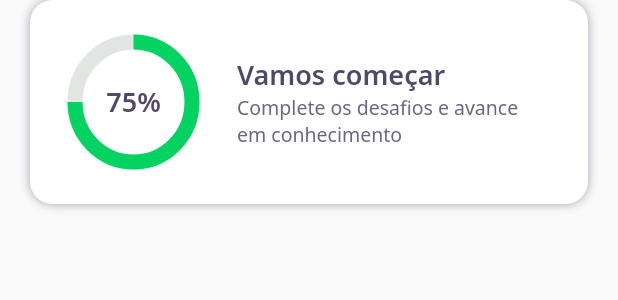
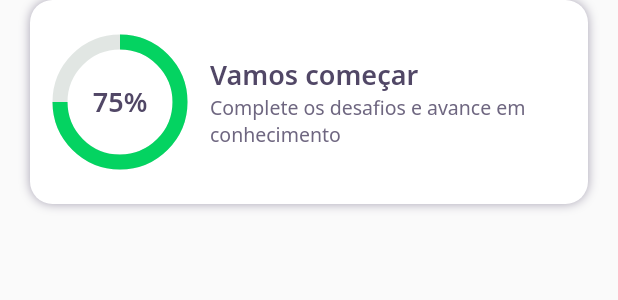
Before and after one commit to wrparra/NLW5_Flutter, a Flutter app: the ScoreCardWidget widget shown alone on an empty page, opened directly, on a phone screen of 412 x 824 dp. Shown: the top 300 px of the screen. Run offline on Flutter 3.47's test engine with Material 2 defaults, Android fonts, the phone set to English and light mode, and no system bars; our stand-ins replace google_fonts.

Commit message:
[UPDATE] Ajustes no chart

```diff
--- a/DevQuiz/lib/home/widgets/chart/chart_widget.dart
+++ b/DevQuiz/lib/home/widgets/chart/chart_widget.dart
@@ -14,6 +14,10 @@ class ChartWidget extends StatelessWidget {
             child: Container(
               width: 80,
               height: 80,
+              constraints: BoxConstraints(
+                maxWidth: 80,
+                maxHeight: 80,
+              ),
               child: CircularProgressIndicator(
                 strokeWidth: 10,
                 value: .75,
--- a/DevQuiz/lib/home/widgets/score_card/score_card_widget.dart
+++ b/DevQuiz/lib/home/widgets/score_card/score_card_widget.dart
@@ -17,18 +17,18 @@ class ScoreCardWidget extends StatelessWidget {
             borderRadius: BorderRadius.circular(15),
             boxShadow: [BoxShadow(color: AppColors.lightGrey, blurRadius: 5)]),
         child: Padding(
-          padding: const EdgeInsets.symmetric(horizontal: 30),
+          padding: const EdgeInsets.symmetric(horizontal: 20),
           child: Row(
             crossAxisAlignment: CrossAxisAlignment.center,
             children: [
-              Expanded(
-                flex: 1,
+              Container(
+                //flex: 1,
                 child: ChartWidget(),
               ),
               Expanded(
-                flex: 3,
+                //flex: 3,
                 child: Padding(
-                  padding: const EdgeInsets.only(left: 30),
+                  padding: const EdgeInsets.only(left: 20),
                   child: Column(
                     mainAxisAlignment: MainAxisAlignment.center,
                     crossAxisAlignment: CrossAxisAlignment.start,
```
